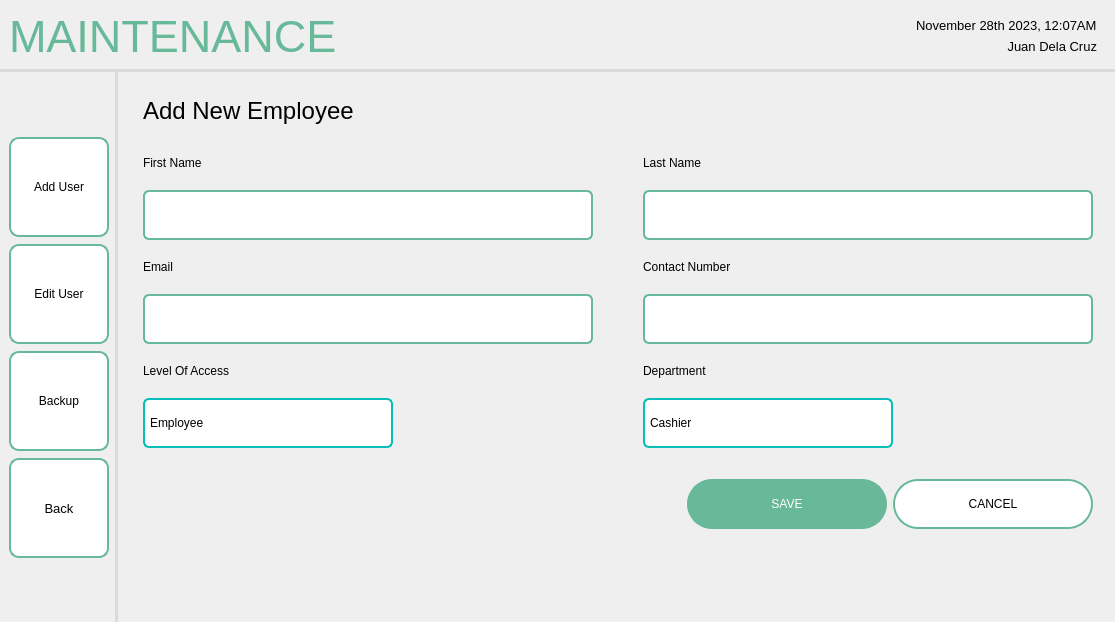
Qt form screens/ui/admin_ui/admin_maintenance/maintenanceADDUser.ui (sehae/POS-with-Inventory-System) before a commit.
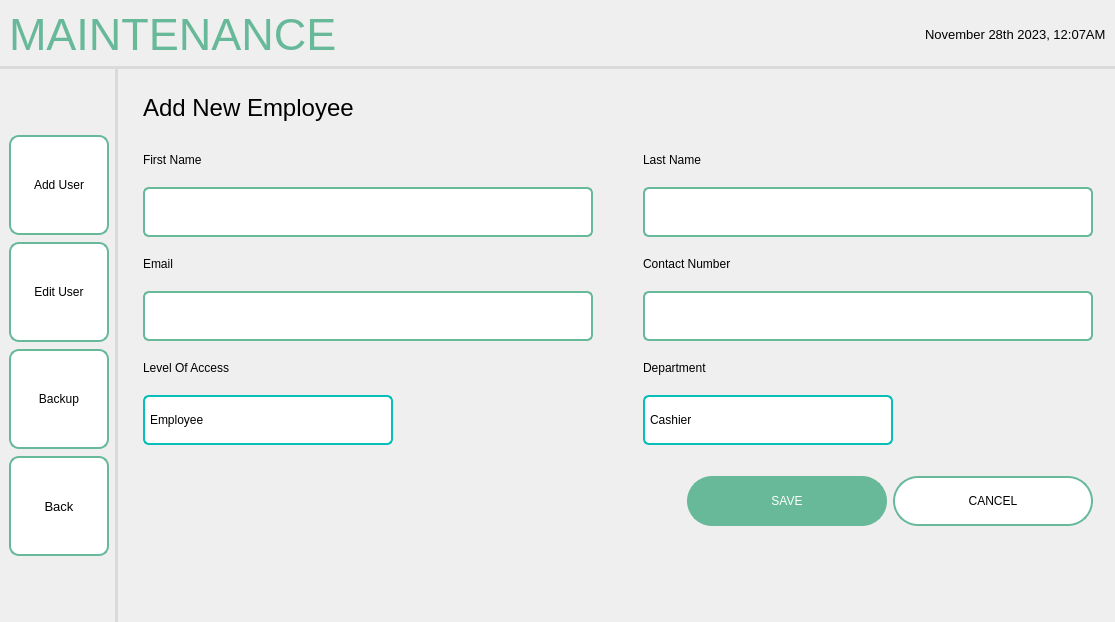
The same form after that commit. Icons and pictures are not drawn.

Patch:
```diff
--- a/screens/ui/admin_ui/admin_maintenance/maintenanceADDUser.ui
+++ b/screens/ui/admin_ui/admin_maintenance/maintenanceADDUser.ui
@@ -317,9 +317,6 @@
            </spacer>
           </item>
           <item>
-           <widget class="QFrame" name="systemLabel">
-            <layout class="QVBoxLayout" name="verticalLayout_12">
-             <item>
               <widget class="QLabel" name="sysTimeDate">
                <property name="font">
                 <font>
@@ -334,29 +331,6 @@
                <property name="text">
                 <string>November 28th 2023, 12:07AM</string>
                </property>
-              </widget>
-             </item>
-             <item>
-              <widget class="QLabel" name="userName">
-               <property name="font">
-                <font>
-                 <pointsize>10</pointsize>
-                </font>
-               </property>
-               <property name="styleSheet">
-                <string notr="true">QLabel {
-    color: black;
-}</string>
-               </property>
-               <property name="text">
-                <string>Juan Dela Cruz</string>
-               </property>
-               <property name="alignment">
-                <set>Qt::AlignRight|Qt::AlignTrailing|Qt::AlignVCenter</set>
-               </property>
-              </widget>
-             </item>
-            </layout>
            </widget>
           </item>
          </layout>
```
Lines whose indentation alone changed are shown as unchanged.
